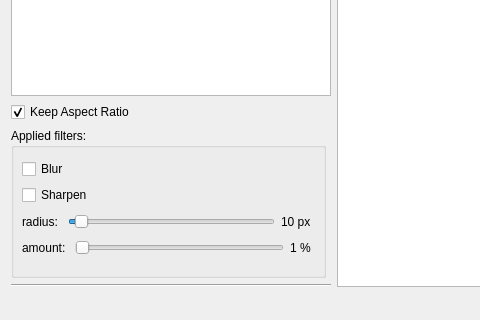
MCInversion/ImageViewer, file ImageViewer/ImageViewer.ui: the form before one commit; both pictures show x 0 to 480 and y 467 to 787 of the 681 by 787 pixel window.
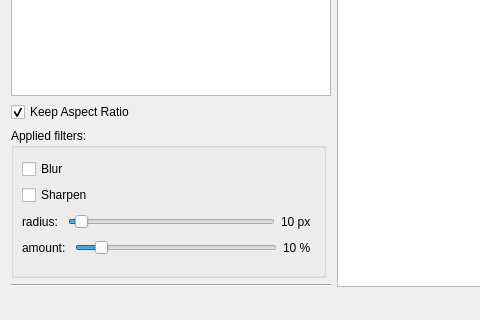
The form after the commit.

What changed in the file:
```diff
--- a/ImageViewer/ImageViewer.ui
+++ b/ImageViewer/ImageViewer.ui
@@ -131,6 +131,9 @@
                 <property name="maximum">
                  <number>100</number>
                 </property>
+                <property name="value">
+                 <number>10</number>
+                </property>
                 <property name="orientation">
                  <enum>Qt::Horizontal</enum>
                 </property>
@@ -139,7 +142,7 @@
               <item>
                <widget class="QLabel" name="amountLabel">
                 <property name="text">
-                 <string>1 %</string>
+                 <string>10 %</string>
                 </property>
                </widget>
               </item>
```
